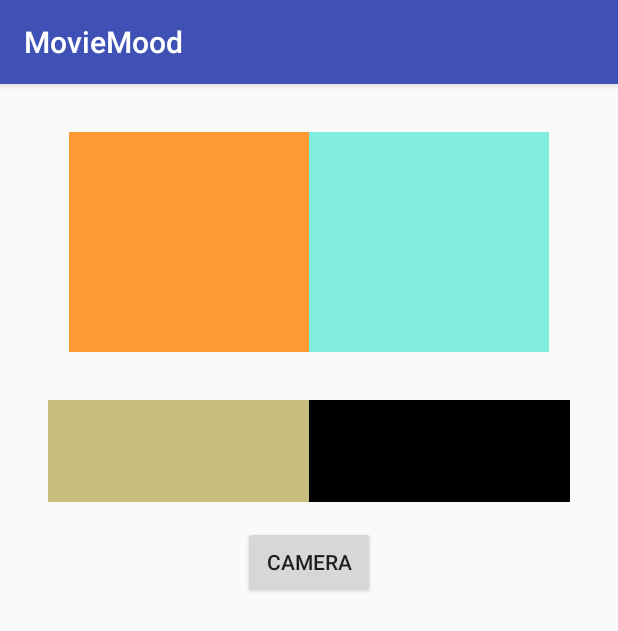
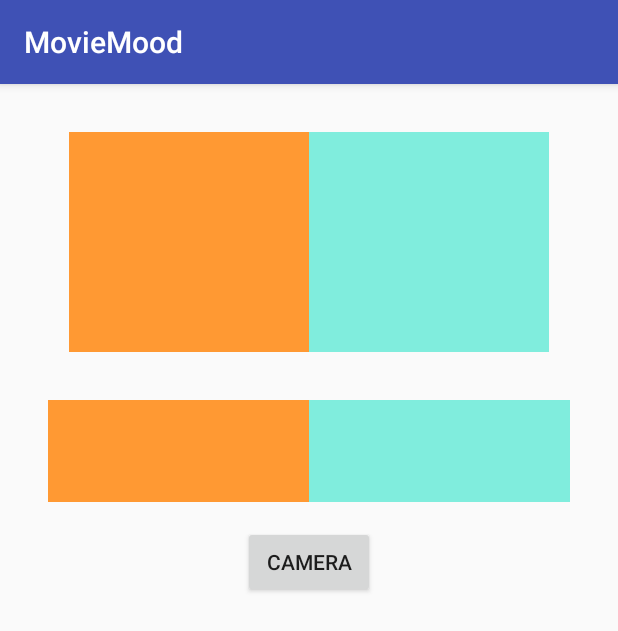
Before and after one commit to fbmediahack/MovieMood, an Android app: the screen it shows after launch (MainActivity), on a phone screen of 412 x 824 dp. Shown: the top 631 px of the screen. Run offline under Robolectric (Android 15) with nearby library versions, the phone set to English and light mode, and no system bars; libraries missing offline, so code that uses them is left out: android.support.v7.

Commit message:
Small changes to averager

```diff
--- a/app/src/main/java/com/movie/mood/ColourAverager.java
+++ b/app/src/main/java/com/movie/mood/ColourAverager.java
@@ -86,14 +86,33 @@ public class ColourAverager {
         return generate;
     }
 
-    public int getDominantColor(Bitmap bitmap) {
+
+    public int[] getDomnantColor(Bitmap bitmap, int bands) {
         Log.d(TAG, "start");
         final long startTime = System.currentTimeMillis();
+
+        final int width = bitmap.getWidth();
+        final int height = bitmap.getHeight();
+
+        final int bandWidth = width / bands;
+
+        int[] results = new int[bands];
+
+        for (int bandIndex = 0; bandIndex < bands; bandIndex++) {
+            int bandStart = bandIndex * bandWidth;
+            Bitmap band = Bitmap.createBitmap(bitmap, bandStart, 0, bandWidth, height);
+            results[bandIndex] = getDominantColor(band);
+            band.recycle();
+        }
+        Log.d(TAG, "finish =  " + (System.currentTimeMillis() - startTime) );
+        return results;
+    }
+
+
+    public int getDominantColor(Bitmap bitmap) {
         Bitmap newBitmap = Bitmap.createScaledBitmap(bitmap, 1, 1, true);
         final int color = newBitmap.getPixel(0, 0);
         newBitmap.recycle();
-
-        Log.d(TAG, "finish =  " + (System.currentTimeMillis() - startTime));
         return color;
     }
 }
--- a/app/src/main/java/com/movie/mood/MainActivity.java
+++ b/app/src/main/java/com/movie/mood/MainActivity.java
@@ -37,11 +37,9 @@ public class MainActivity extends AppCompatActivity {
 
         final Bitmap bitmap = ((BitmapDrawable) image.getDrawable()).getBitmap();
 
-        final int dominantColor = colourAverager.getDominantColor(bitmap);
-        left.setBackgroundColor(dominantColor);
+        final int[] color = colourAverager.getDomnantColor(bitmap, 2);
+        left.setBackgroundColor(color[0]);
+        right.setBackgroundColor(color[1]);
 
-       // final int[] color = colourAverager.averagePixelsInImage(bitmap, 2);
-        //left.setBackgroundColor(color[0]);
-        //right.setBackgroundColor(color[1]);
     }
 }
```
